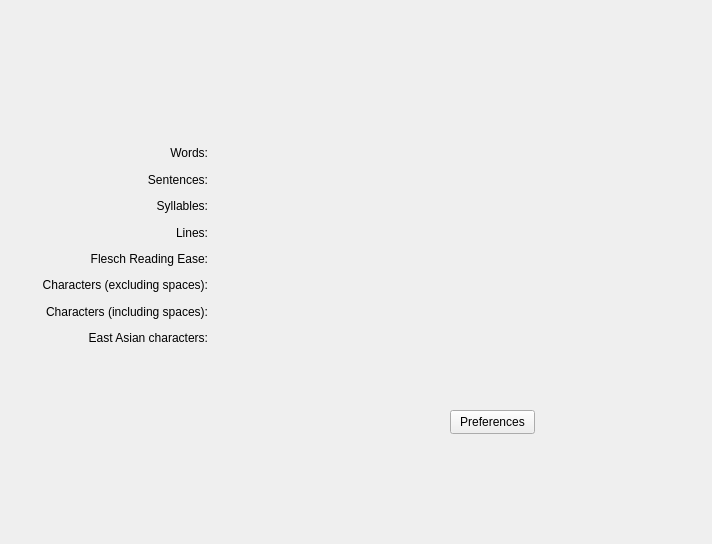
KDE/calligra, file words/part/dockers/KWStatisticsDocker.ui: the form before one commit.
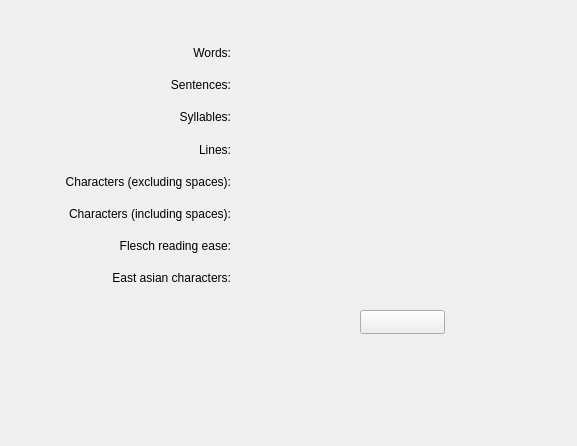
The form after the commit.

```diff
--- a/words/part/dockers/KWStatisticsDocker.ui
+++ b/words/part/dockers/KWStatisticsDocker.ui
@@ -5,10 +5,18 @@
   <property name="enabled">
    <bool>true</bool>
   </property>
+  <property name="geometry">
+   <rect>
+    <x>0</x>
+    <y>0</y>
+    <width>577</width>
+    <height>446</height>
+   </rect>
+  </property>
   <property name="minimumSize">
    <size>
-    <width>712</width>
-    <height>458</height>
+    <width>0</width>
+    <height>0</height>
    </size>
   </property>
   <property name="acceptDrops">
@@ -20,38 +28,99 @@
   <property name="styleSheet">
    <string notr="true"/>
   </property>
-  <widget class="QWidget" name="widget" native="true">
+  <widget class="QToolButton" name="preferences">
    <property name="geometry">
     <rect>
-     <x>20</x>
-     <y>110</y>
-     <width>321</width>
-     <height>271</height>
+     <x>360</x>
+     <y>310</y>
+     <width>85</width>
+     <height>24</height>
     </rect>
    </property>
-   <widget class="QWidget" name="gridLayoutWidget">
+   <property name="text">
+    <string/>
+   </property>
+  </widget>
+  <widget class="QWidget" name="verticalLayoutWidget">
     <property name="geometry">
      <rect>
-      <x>20</x>
-      <y>10</y>
-      <width>301</width>
-      <height>231</height>
-     </rect>
-    </property>
-    <layout class="QGridLayout" name="gridLayout">
-     <item row="0" column="0">
-      <layout class="QVBoxLayout" name="valuelayout">
-       <property name="spacing">
-        <number>0</number>
-       </property>
-       <property name="leftMargin">
-        <number>2</number>
-       </property>
-       <property name="topMargin">
-        <number>20</number>
-       </property>
+     <x>280</x>
+     <y>40</y>
+     <width>171</width>
+     <height>251</height>
+    </rect>
+   </property>
+   <layout class="QVBoxLayout" name="countLayout">
+    <item>
+     <widget class="QLabel" name="count_words">
+      <property name="text">
+       <string/>
+      </property>
+     </widget>
+    </item>
+    <item>
+     <widget class="QLabel" name="count_sentences">
+      <property name="text">
+       <string/>
+      </property>
+     </widget>
+    </item>
+    <item>
+     <widget class="QLabel" name="count_syllables">
+      <property name="text">
+       <string/>
+      </property>
+     </widget>
+    </item>
        <item>
-        <widget class="QLabel" name="Words">
+     <widget class="QLabel" name="count_lines">
+      <property name="text">
+       <string/>
+      </property>
+     </widget>
+    </item>
+    <item>
+     <widget class="QLabel" name="count_nospaces">
+      <property name="text">
+       <string/>
+      </property>
+     </widget>
+    </item>
+    <item>
+     <widget class="QLabel" name="count_spaces">
+      <property name="text">
+       <string/>
+      </property>
+     </widget>
+    </item>
+    <item>
+     <widget class="QLabel" name="count_flesch">
+      <property name="text">
+       <string/>
+      </property>
+     </widget>
+    </item>
+    <item>
+     <widget class="QLabel" name="count_cjkchars">
+      <property name="text">
+       <string/>
+      </property>
+     </widget>
+    </item>
+   </layout>
+  </widget>
+  <widget class="QWidget" name="verticalLayoutWidget_2">
+   <property name="geometry">
+    <rect>
+     <x>30</x>
+     <y>40</y>
+     <width>201</width>
+     <height>251</height>
+    </rect>
+   </property>
+   <layout class="QVBoxLayout" name="labelLayout">
+    <item>
+     <widget class="QLabel" name="words">
          <property name="text">
           <string>Words:</string>
          </property>
@@ -61,7 +130,7 @@
         </widget>
        </item>
        <item>
-        <widget class="QLabel" name="Sentences">
+     <widget class="QLabel" name="sentences">
          <property name="text">
           <string>Sentences:</string>
          </property>
@@ -71,7 +140,7 @@
         </widget>
        </item>
        <item>
-        <widget class="QLabel" name="Syllables">
+     <widget class="QLabel" name="syllables">
          <property name="text">
           <string>Syllables:</string>
          </property>
@@ -81,7 +150,7 @@
         </widget>
        </item>
        <item>
-        <widget class="QLabel" name="Lines">
+     <widget class="QLabel" name="lines">
          <property name="text">
           <string>Lines:</string>
          </property>
@@ -90,16 +159,6 @@
          </property>
         </widget>
        </item>
-       <item>
-        <widget class="QLabel" name="Flesch">
-         <property name="text">
-          <string>Flesch Reading Ease:</string>
-         </property>
-         <property name="alignment">
-          <set>Qt::AlignRight|Qt::AlignTrailing|Qt::AlignVCenter</set>
-         </property>
-        </widget>
-       </item>
        <item>
         <widget class="QLabel" name="nospaces">
          <property name="text">
@@ -121,109 +180,27 @@
         </widget>
        </item>
        <item>
-        <widget class="QLabel" name="Cjkchars">
+     <widget class="QLabel" name="flesch">
          <property name="text">
-          <string>East Asian characters:</string>
+       <string>Flesch reading ease:</string>
          </property>
          <property name="alignment">
           <set>Qt::AlignRight|Qt::AlignTrailing|Qt::AlignVCenter</set>
          </property>
         </widget>
        </item>
-      </layout>
-     </item>
-     <item row="0" column="1">
-      <layout class="QVBoxLayout" name="namelayout">
        <item>
-        <widget class="QLabel" name="count_words">
+     <widget class="QLabel" name="cjkchars">
          <property name="text">
-          <string/>
-         </property>
-        </widget>
-       </item>
-       <item>
-        <widget class="QLabel" name="count_sentences">
-         <property name="text">
-          <string/>
+       <string>East asian characters:</string>
+      </property>
+      <property name="alignment">
+       <set>Qt::AlignRight|Qt::AlignTrailing|Qt::AlignVCenter</set>
          </property>
         </widget>
        </item>
-       <item>
-        <widget class="QLabel" name="count_syllables">
-         <property name="text">
-          <string/>
-         </property>
-        </widget>
-       </item>
-       <item>
-        <widget class="QLabel" name="count_lines">
-         <property name="text">
-          <string/>
-         </property>
-        </widget>
-       </item>
-       <item>
-        <widget class="QLabel" name="count_flesch">
-         <property name="text">
-          <string/>
-         </property>
-        </widget>
-       </item>
-       <item>
-        <widget class="QLabel" name="count_nospaces">
-         <property name="text">
-          <string/>
-         </property>
-        </widget>
-       </item>
-       <item>
-        <widget class="QLabel" name="count_spaces">
-         <property name="text">
-          <string/>
-         </property>
-        </widget>
-       </item>
-       <item>
-        <widget class="QLabel" name="count_cjkchars">
-         <property name="text">
-          <string/>
-         </property>
-        </widget>
-       </item>
-      </layout>
-     </item>
-    </layout>
-   </widget>
-  </widget>
-  <widget class="QWidget" name="horizontalLayoutWidget">
-   <property name="geometry">
-    <rect>
-     <x>20</x>
-     <y>400</y>
-     <width>421</width>
-     <height>31</height>
-    </rect>
-   </property>
-   <layout class="QHBoxLayout" name="horizontalLayout_3"/>
-  </widget>
-  <widget class="QToolButton" name="preferences">
-   <property name="geometry">
-    <rect>
-     <x>450</x>
-     <y>410</y>
-     <width>85</width>
-     <height>24</height>
-    </rect>
-   </property>
-   <property name="text">
-    <string>Preferences</string>
-   </property>
-  </widget>
-  <zorder>Words</zorder>
-  <zorder>count_flesch</zorder>
-  <zorder>count_spaces</zorder>
-  <zorder>widget</zorder>
-  <zorder>horizontalLayoutWidget</zorder>
+   </layout>
+  </widget>
   <zorder>preferences</zorder>
  </widget>
  <resources/>
```
Left out of the diff: 14 changed lines with no effect on the pictures. Lines whose indentation alone changed are shown as unchanged.
